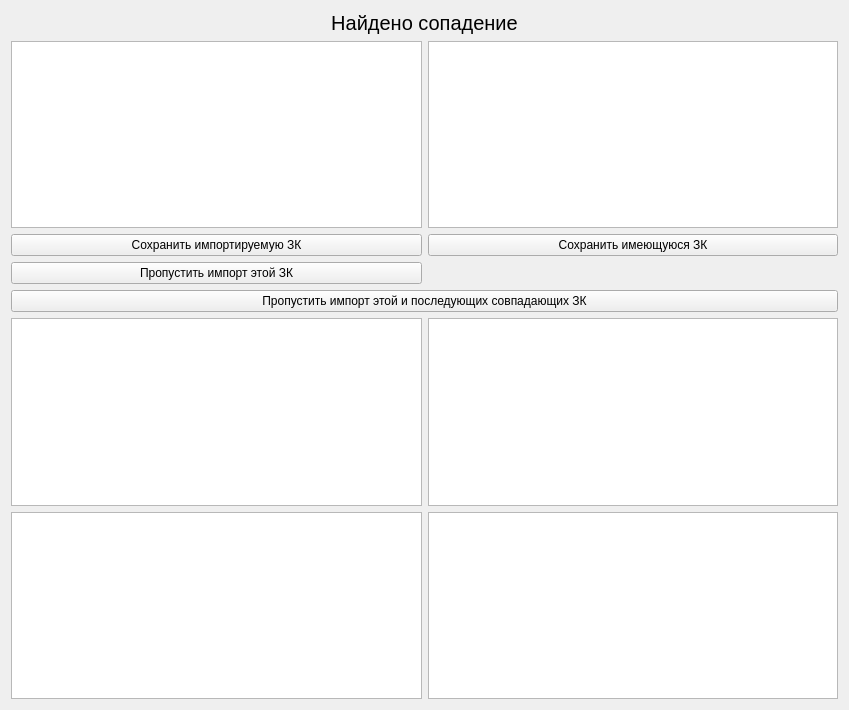
First picture: the form in import_form.ui, repository Yavlados/VKR, before the edit.
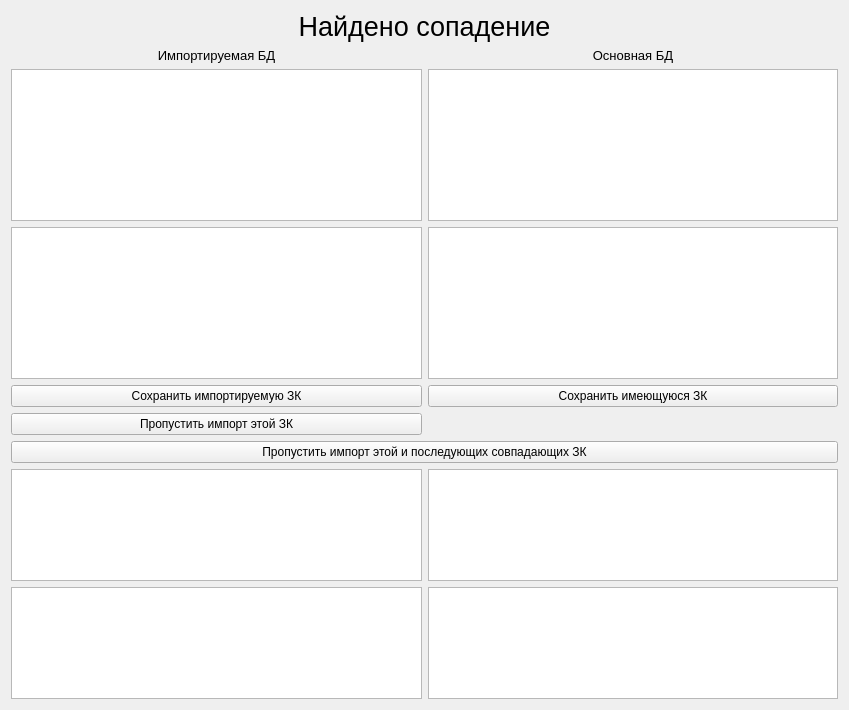
Second picture: the form after the edit.

Patch:
```diff
--- a/import_form.ui
+++ b/import_form.ui
@@ -17,10 +17,28 @@
    <item row="2" column="0">
     <layout class="QVBoxLayout" name="verticalLayout_2">
      <item>
-      <widget class="QTableView" name="tableView"/>
+      <widget class="QLabel" name="label_3">
+       <property name="font">
+        <font>
+         <pointsize>10</pointsize>
+        </font>
+       </property>
+       <property name="text">
+        <string>Импортируемая БД</string>
+       </property>
+       <property name="alignment">
+        <set>Qt::AlignCenter</set>
+       </property>
+      </widget>
      </item>
      <item>
-      <widget class="QPushButton" name="pushButton">
+      <widget class="QTableView" name="tableView_crud"/>
+     </item>
+     <item>
+      <widget class="QTableView" name="tableView_owt"/>
+     </item>
+     <item>
+      <widget class="QPushButton" name="pb_save_import">
        <property name="text">
         <string>Сохранить импортируемую ЗК</string>
        </property>
@@ -31,10 +49,28 @@
    <item row="2" column="1">
     <layout class="QVBoxLayout" name="verticalLayout_3">
      <item>
-      <widget class="QTableView" name="tableView_2"/>
+      <widget class="QLabel" name="label_2">
+       <property name="font">
+        <font>
+         <pointsize>10</pointsize>
+        </font>
+       </property>
+       <property name="text">
+        <string>Основная БД</string>
+       </property>
+       <property name="alignment">
+        <set>Qt::AlignCenter</set>
+       </property>
+      </widget>
      </item>
      <item>
-      <widget class="QPushButton" name="pushButton_2">
+      <widget class="QTableView" name="tableView_crud_pg"/>
+     </item>
+     <item>
+      <widget class="QTableView" name="tableView_owt_pg"/>
+     </item>
+     <item>
+      <widget class="QPushButton" name="pb_save_main">
        <property name="text">
         <string>Сохранить имеющуюся ЗК</string>
        </property>
@@ -80,7 +116,7 @@
     <widget class="QLabel" name="label">
      <property name="font">
       <font>
-       <pointsize>15</pointsize>
+       <pointsize>20</pointsize>
       </font>
      </property>
      <property name="text">
```
Left out of the diff: 18 changed lines with no effect on the pictures.
